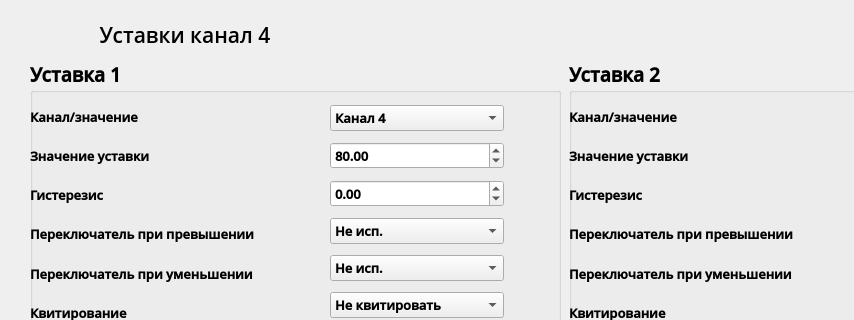
The window that stackedoptions.ui (tomyqg/topaz-m) describes before a commit, drawn with Qt 5; both pictures show x 0 to 854 and y 0 to 320 of the 1237 by 673 pixel window.
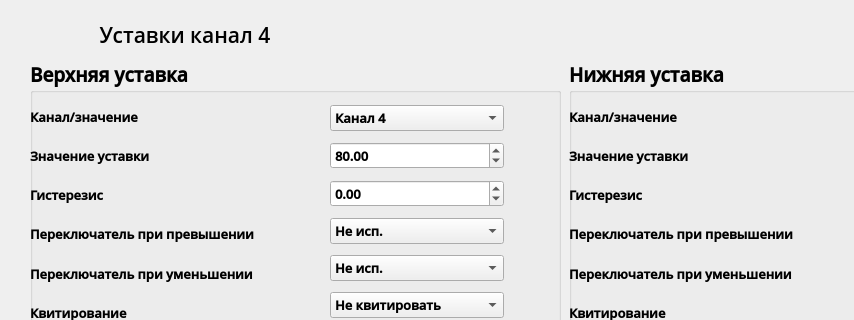
The same window after the commit. The open tabs and pages were chosen to show the change. Custom widgets are drawn as their Qt base class.

```diff
--- a/stackedoptions.ui
+++ b/stackedoptions.ui
@@ -8059,7 +8059,7 @@
       </font>
      </property>
      <property name="title">
-      <string>Уставка 1</string>
+      <string>Верхняя уставка</string>
      </property>
      <widget class="QWidget" name="layoutWidget_26">
       <property name="geometry">
@@ -8455,7 +8455,7 @@
       </font>
      </property>
      <property name="title">
-      <string>Уставка 2</string>
+      <string>Нижняя уставка</string>
      </property>
      <widget class="QWidget" name="layoutWidget_24">
       <property name="geometry">
```
Left out of the diff: 14 changed lines with no effect on the pictures.
